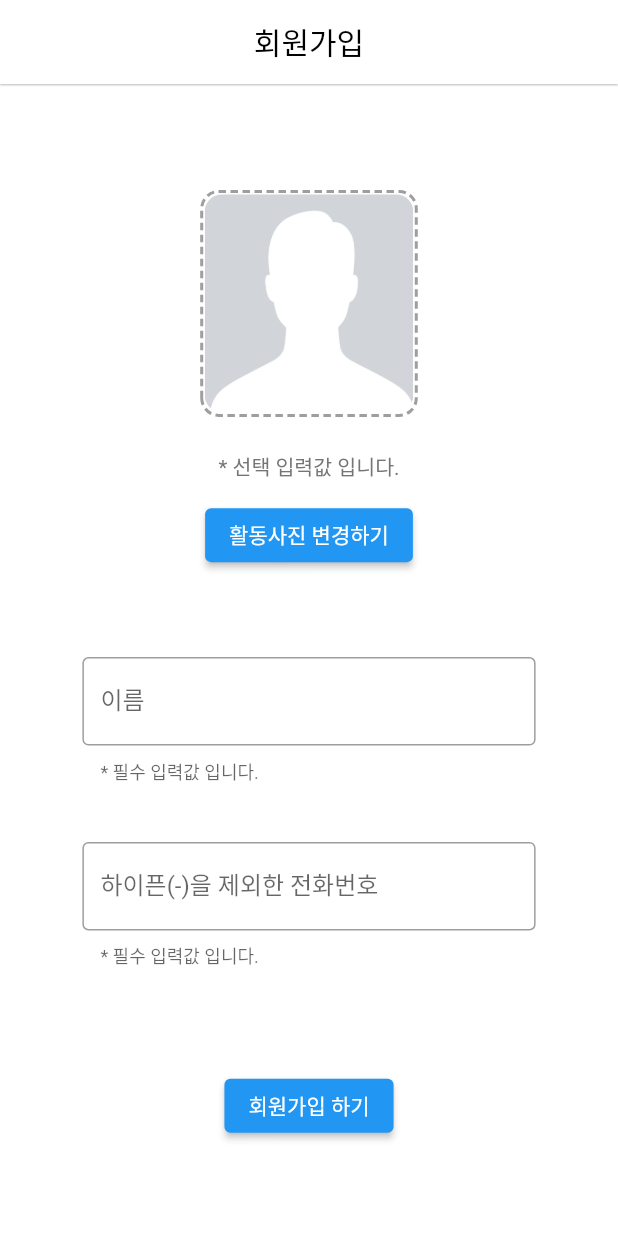
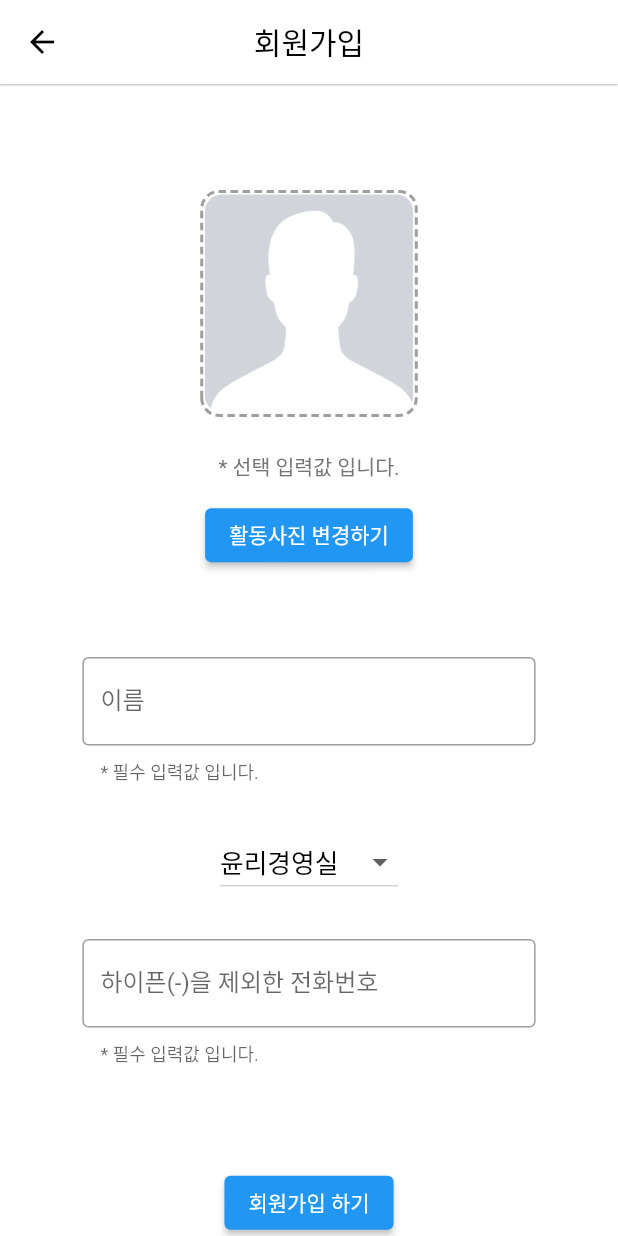
Before and after one commit to lalafafa1318/help_desk, a Flutter app: the SignUpPage screen opened directly with empty values, on a phone screen of 412 x 824 dp. Run offline on Flutter 3.47's test engine with Material 2 defaults, Android fonts, the phone set to English and light mode, and no system bars; drawn by our look-alikes of dotted_border, oktoast; our stand-ins replace awesome_dialog, bottom_navy_bar, cached_network_image, cloud_firestore, connectivity_plus, expandable_text and 14 more; missing offline and left inert: flutter_facebook_auth, flutter_phone_direct_caller, number_paginator, tap_to_expand, twitter_login; accounts and stored records are empty.

Commit message:
51번째 commit

```diff
--- /dev/null
+++ b/lib/const/departmentClassification.dart
@@ -0,0 +1,75 @@
+// 부서명을 구분하는 enum
+enum DepartmentClassification {
+  // 윤리경영실
+  ETHICALMANAGEMENT,
+
+  // DX추진단
+  DXPROPULSIONGROUP,
+
+  // 기획실
+  PLANNINGOFFICE,
+
+  // 경영관리실
+  BUSINESSMANAGEMENTOFFICE,
+
+  // IT 1실
+  IT1OFFICE,
+
+  // IT 2실
+  IT2OFFICE,
+
+  // 자산관리1실
+  ASSETMANAGEMENT1OFFICE,
+
+  // 자산관리2실
+  ASSETMANAGEMENT2OFFICE,
+
+  // CRM사업1실
+  CRMBUSINESS1OFFICE,
+
+  // CRM사업2실
+  CRMBUSINESS2OFFICE,
+
+  // 코웨이 사업팀
+  COWAYBUSINESSTEAM,
+
+  // 전략사업1실
+  STRATEGICBUSINESS1OFFICE,
+
+  // 전략사업2실
+  STRATEGICBUSINESS2OFFICE,
+}
+
+// 장애원인 분류 코드를 판별해 화면에 표시하는 Text로 변환하는 확장 Method
+extension DepartmentClassificationExtension on DepartmentClassification {
+  String get asText {
+    switch (this) {
+      case DepartmentClassification.ETHICALMANAGEMENT:
+        return '윤리경영실';
+      case DepartmentClassification.DXPROPULSIONGROUP:
+        return 'DX추진단';
+      case DepartmentClassification.PLANNINGOFFICE:
+        return '기획실';
+      case DepartmentClassification.BUSINESSMANAGEMENTOFFICE:
+        return '경영관리실';
+      case DepartmentClassification.IT1OFFICE:
+        return 'IT1실';
+      case DepartmentClassification.IT2OFFICE:
+        return 'IT2실';
+      case DepartmentClassification.ASSETMANAGEMENT1OFFICE:
+        return '자산관리1실';
+      case DepartmentClassification.ASSETMANAGEMENT2OFFICE:
+        return '자산관리2실';
+      case DepartmentClassification.CRMBUSINESS1OFFICE:
+        return 'CRM사업1실';
+      case DepartmentClassification.CRMBUSINESS2OFFICE:
+        return 'CRM사업2실';
+      case DepartmentClassification.COWAYBUSINESSTEAM:
+        return '코웨이사업팀';
+      case DepartmentClassification.STRATEGICBUSINESS1OFFICE:
+        return '전략사업1실';
+      default:
+        return '전략사업2실';
+    }
+  }
+}
--- a/lib/model/comment_model.dart
+++ b/lib/model/comment_model.dart
@@ -15,7 +15,7 @@ class CommentModel {
   // 댓글 Uid
   String commentUid;
 
-  // 댓글을 작성한 사용자 Uid
+  // 댓글 작성한 사용자 Uid
   String whoWriteUserUid;
 
   // 처리상태
--- a/lib/screen/beforeBottomNavigationBar/sign_up_page.dart
+++ b/lib/screen/beforeBottomNavigationBar/sign_up_page.dart
@@ -9,6 +9,7 @@ import 'package:get/get.dart';
 import 'package:help_desk/authentication/controller/auth_controller.dart';
 import 'package:help_desk/bindingController/binding_controller.dart';
 import 'package:help_desk/communicateFirebase/comunicate_Firebase.dart';
+import 'package:help_desk/const/departmentClassification.dart';
 import 'package:help_desk/const/userClassification.dart';
 import 'package:help_desk/model/user_model.dart';
 import 'package:help_desk/screen/beforeBottomNavigationBar/splash_page.dart';
@@ -42,6 +43,11 @@ class _SignUpPageState extends State<SignUpPage> {
 
   // 이름과 관련된 TextFormField Text를 저장하는 Field
   TextEditingController? nameTextController;
+
+  /* 부서명
+     회원가입할 때 부서명은 ETHICALMANAGEMENT(윤리경영실)이 default로 보이게 된다. */
+  DepartmentClassification departmentClassification =
+      DepartmentClassification.ETHICALMANAGEMENT;
 
   // 전화번호와 관련된 TextFormField Text를 저장하는 Field
   TextEditingController? telTextController;
@@ -136,8 +142,8 @@ class _SignUpPageState extends State<SignUpPage> {
     );
   }
 
-  // 이름과 전화번호 관련된 TextFormField를 보여준다.
-  Widget twoTextFormField() {
+  // 이름, 부서명 그리고 전화번호 관련된 TextFormField를 보여준다.
+  Widget threeTextFormField() {
     return Form(
       key: _formKey,
       child: Column(
@@ -163,7 +169,35 @@ class _SignUpPageState extends State<SignUpPage> {
             ),
           ),
 
-          SizedBox(height: 16.h),
+          SizedBox(height: 15.h),
+
+          // 부서명 DropdownMenu
+          DropdownButton(
+            value: departmentClassification.name,
+            style: TextStyle(color: Colors.black, fontSize: 15.sp),
+            items: DepartmentClassification.values.map((element) {
+              // enum의 값을 화면에 표시할 값으로 변환한다.
+              String realText = element.asText;
+
+              return DropdownMenuItem(
+                value: element.name,
+                child: Text(realText),
+              );
+            }).toList(),
+            // 사용자가 Dropdown 메뉴를 변경했을 떄
+            onChanged: (String? element) {
+              // 전체 화면을 재랜더링 한다.
+              setState(() {
+                departmentClassification =
+                    DepartmentClassification.values.firstWhere(
+                  (DepartmentClassification enumValue) =>
+                      enumValue.name == element,
+                );
+              });
+            },
+          ),
+
+          SizedBox(height: 15.h),
 
           // 전화번호 TextFormField
           Container(
@@ -284,6 +318,14 @@ class _SignUpPageState extends State<SignUpPage> {
     SettingsController.to.didSignUp = true;
   }
 
+  // 회원가입 페이지에서 이전 가기로 가는 method
+  Future<void> onWillPop() async {
+    await CommunicateFirebase.logout();
+
+    // Splash를 다시 보여줘서 앱을 시작한다.
+    await Get.offAll(() => const Splash());
+  }
+
   @override
   Widget build(BuildContext context) {
     print('현재 페이지 : ${Get.currentRoute}');
@@ -292,10 +334,8 @@ class _SignUpPageState extends State<SignUpPage> {
       // 사용자가 이전 가기를 눌렀을 떄
       child: WillPopScope(
         onWillPop: () async {
-          await CommunicateFirebase.logout();
-
-          // Splash를 다시 보여줘서 앱을 시작한다.
-          await Get.offAll(() => const Splash());
+          // SignUpPage에서 이전으로 간다.
+          await onWillPop();
 
           return true;
         },
@@ -304,6 +344,17 @@ class _SignUpPageState extends State<SignUpPage> {
           appBar: AppBar(
             backgroundColor: Colors.white,
             automaticallyImplyLeading: false,
+            // 이전 가기 아이콘
+            leading: IconButton(
+              onPressed: () async {
+                // SignUpPage에서 이전으로 간다.
+                await onWillPop();
+              },
+              icon: const Padding(
+                padding: EdgeInsets.all(7.5),
+                child: Icon(Icons.arrow_back, color: Colors.black),
+              ),
+            ),
             centerTitle: true,
             title: const Text('회원가입', style: TextStyle(color: Colors.black)),
             elevation: 0.5,
@@ -318,8 +369,8 @@ class _SignUpPageState extends State<SignUpPage> {
 
                 SizedBox(height: 40.h),
 
-                // 이름과 전화번호를 입력하는 부분
-                twoTextFormField(),
+                // 이름과 부서명 그리고 전화번호를 입력하는 부분
+                threeTextFormField(),
 
                 SizedBox(height: 40.h),
 
--- a/lib/screen/bottomNavigationBar/controller/bottomNavigationBar_controller.dart
+++ b/lib/screen/bottomNavigationBar/controller/bottomNavigationBar_controller.dart
@@ -7,7 +7,8 @@ import 'package:help_desk/utils/toast_util.dart';
 
 class BottomNavigationBarController extends GetxController {
   /* BottomNavigationBar selectedIndex
-     0 : PostListPage, 1 : PostingPage, 2 : NotificationPage, 3 : SettingsPage */
+     0 : PostListPage, 1 : PostingPage, 2 : NotificationPage, 3 : SettingsPage
+     enum값으로 분류할 수 있던 것을 그렇게 하지 못해 아쉽다. */
   RxInt selectedIndex = 0.obs;
 
   // BottomNaviagtionBar History 적용
--- a/lib/screen/bottomNavigationBar/controller/notification_controller.dart
+++ b/lib/screen/bottomNavigationBar/controller/notification_controller.dart
@@ -2,7 +2,6 @@ import 'dart:async';
 import 'dart:io';
 import 'dart:math';
 import 'package:cloud_firestore/cloud_firestore.dart';
-import 'package:flutter/material.dart';
 import 'package:flutter_local_notifications/flutter_local_notifications.dart';
 import 'package:get/get.dart';
 import 'package:help_desk/authentication/controller/auth_controller.dart';
@@ -22,7 +21,8 @@ import 'package:intl/intl.dart';
 
 // 알림 목록을 관리하는 controller 입니다.
 class NotificationController extends GetxController {
-  /* 일반 요청자, IT 담당자(IT 1실, 2실)가 댓글 알림 신청했을 떄 바탕이 되는 데이터 */
+  /* 일반 요청자, IT 담당자(IT 1실, 2실)가 댓글 알림 신청했을 떄 바탕이 되는 데이터
+     (27 ~ 34줄) */
 
   // 사용자가 알림 신청한 게시물 Uid를 담는 배열
   List<String> commentNotificationPostUidList = [];
@@ -33,7 +33,8 @@ class NotificationController extends GetxController {
   // Database에 저장된 commentNotifications에 있는 데이터를 가져와 저장하는 배열
   List<NotificationModel> commentNotificationModelList = [];
 
-  /* IT 담당자(IT 1실, 2실)가 담당하는 시스템이 명시된 게시물이 업로드 됐을 떄 알림 받기 위해 바탕이 되는 데이터 */
+  /* IT 담당자(IT 1실, 2실)가 담당하는 시스템이 명시된 게시물이 업로드 됐을 떄 알림 받기 위해 바탕이 되는 데이터
+     (39 ~ 50줄) */
 
   // DataBase에 저장된 requestNotifications에 있는 데이터를 가져와 저장하는 배열
   List<NotificationModel> requestNotificationModelList = [];
@@ -48,7 +49,8 @@ class NotificationController extends GetxController {
   // IT 2실 관리자가 담당하는 시스템을 가진 게시물 총 개수
   int it2UserProcessITRequestPostsSize = 0;
 
-  /* Flutter Local Notification과 관련된 부분 */
+  /* Flutter Local Notification과 관련된 부분
+     (55 ~ 59줄) */
 
   // Flutter Local Notification initalize를 위해 필요한 변수
   final FlutterLocalNotificationsPlugin flutterLocalNotificationsPlugin =
@@ -56,7 +58,8 @@ class NotificationController extends GetxController {
   // 요청 알림 또는 댓글 알림이 왔을 떄 가장 최근 시간에 온 알림을 저장하는 변수
   late NotificationModel recentNotificationModel;
 
-  /* 각종 기타 설정 */
+  /* 각종 기타 설정
+     (65 ~ 69줄) */
 
   // IT 담당자의 경우, 알림 페이지에서 요청 알림 목록을 클릭했는지, 댓글 알림 목록을 클릭했는지 판별하는 변수
   NotificationClassification notificationClassification =
@@ -64,6 +67,7 @@ class NotificationController extends GetxController {
   // FirebaseFiresStore과 관련된 하나의 객체만 쓰기 위해서 설정했다.
   final FirebaseFirestore firebaseFirestore =
       CommunicateFirebase.getFirebaseFirestoreInstnace();
+
 
   // Controller를 더 쉽게 사용할 수 있도록 하는 get method
   static NotificationController get to => Get.find();
@@ -76,7 +80,7 @@ class NotificationController extends GetxController {
     );
   }
 
-  /* 위 필드의 commentNotificationPostUidList의 성분,즉 사용자가 알림 신청한 게시물 uid를 이용한다.
+  /* 위 필드의 commentNotificationPostUidList의 성분, 즉 사용자가 알림 신청한 게시물 uid를 이용한다.
      게시물 uid를 이용하여 DataBase에 게시물에 대한 댓글 개수를 찾는다. 다음으로 위 필드인 commentCount에 값을 대입한다 */
   Future<void> getPostCommentCount() async {
     for (int i = 0; i < commentNotificationPostUidList.length; i++) {
@@ -174,7 +178,7 @@ class NotificationController extends GetxController {
 
   // DataBase에서 IT 1실 담당자가 처리해야 하는 시스템이 명시된 IT 요청건 게시물 총 개수를 가져오는 method
   Future<void> getIT1UserProcessITRequestPostsSize() async {
-    // DataBase에서 IT 1실 관리자가 처리해야 하는 시스템이 명시된 IT 요청거 게시물 총 개수를 가져온다.
+    // DataBase에서 IT 1실 관리자가 처리해야 하는 시스템이 명시된 IT 요청건 게시물 총 개수를 가져온다.
     QuerySnapshot<Map<String, dynamic>> result =
         await firebaseFirestore.collection('itRequestPosts').where(
       'sysClassficationCode',
@@ -593,8 +597,7 @@ class NotificationController extends GetxController {
   }
 
   // Flutter Loal Notification을 show하는 method
-  Future<void> showGroupNotifications(
-      {required String title, required String body}) async {
+  Future<void> showGroupNotifications({required String title, required String body}) async {
     /* 그룹 알림으로 띄우기 위해서 필요한 변수 설정 */
     const String groupKey = 'com.example.help_Desk';
     const String groupChannelId = 'help_Desk ID';
@@ -635,7 +638,7 @@ class NotificationController extends GetxController {
     );
 
     /* 그룹화된 알림을 설정하고 보여준다.
-       (638번 ~ 664번 줄) */
+       (642번 ~ 668번 줄) */
     InboxStyleInformation inboxStyleInformation = const InboxStyleInformation(
       [],
       contentTitle: '',
@@ -714,7 +717,7 @@ class NotificationController extends GetxController {
   @override
   void onClose() async {
     /* 사용자에게 주어졌던 모든 알림을 삭제하고 이를 ToastMessage로 전달한다.
-       (716 ~ 717번) */
+       (721 ~ 722번 줄) */
     await flutterLocalNotificationsPlugin.cancelAll();
     ToastUtil.showToastMessage('모든 알림을 삭제했습니다.');
 
```
Also changed, not shown: lib/communicateFirebase/comunicate_Firebase.dart (+4 -8 lines), lib/screen/beforeBottomNavigationBar/login_page.dart (+4 -3 lines).
